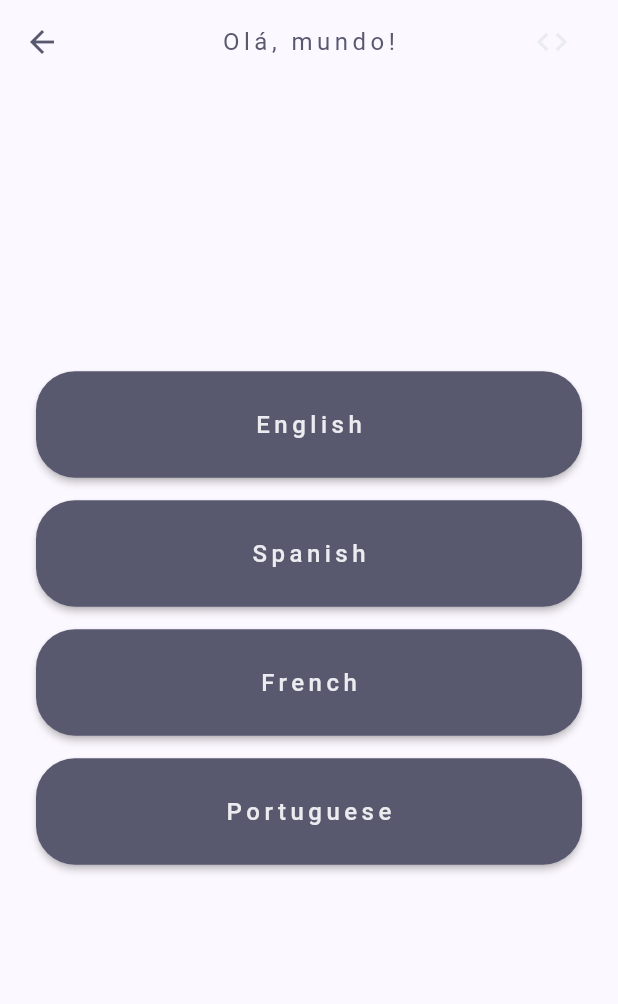
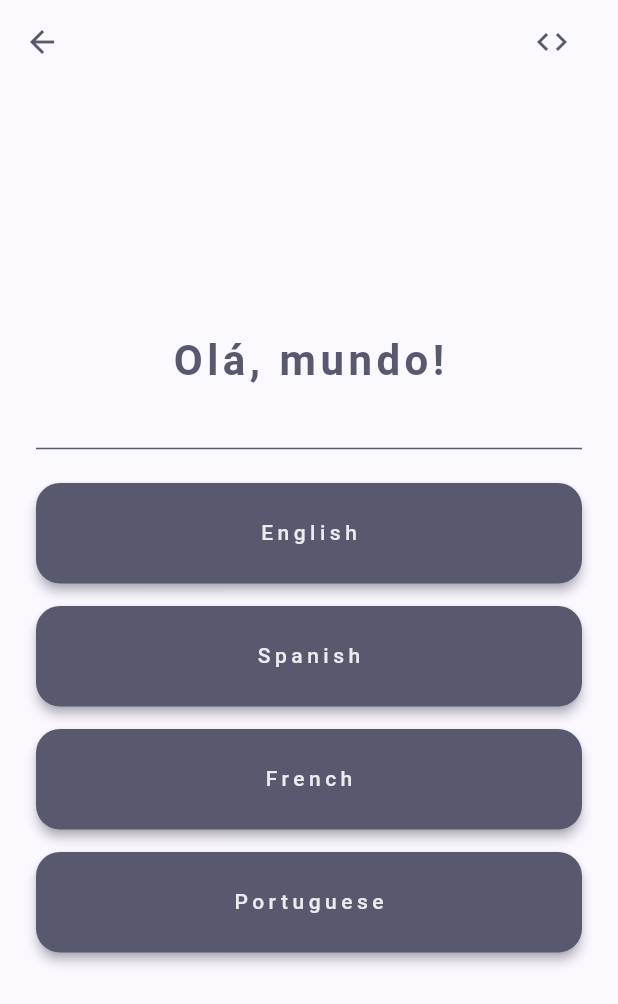
Before and after one commit to devherik/FlutterBasics101, a Flutter app: the screen it shows after launch, after a tap on "ValueNotifier Sample", on a phone screen of 412 x 824 dp. Shown: the top 1004 px of the screen. Run offline on Flutter 3.47's test engine with Material 3 defaults, Android fonts, the phone set to English and light mode, and no system bars; our stand-ins replace go_router.

Commit message:
view: theme applied to valuenotifierpage

```diff
--- a/lib/config/app_theme.dart
+++ b/lib/config/app_theme.dart
@@ -99,6 +99,7 @@ abstract class AppTheme {
           background: global.sombreGrey,
           error: global.red),
       appBarTheme: const AppBarTheme(
+        backgroundColor: Colors.transparent,
         iconTheme: IconThemeData(color: global.brightGrey),
         titleTextStyle: TextStyle(
           color: global.brightGrey,
@@ -128,12 +129,12 @@ abstract class AppTheme {
         ),
         labelMedium: TextStyle(
           fontSize: 14,
-          color: global.sombreGrey,
+          color: global.brightGrey,
           letterSpacing: 3,
         ),
         labelSmall: TextStyle(
           fontSize: 10,
-          color: global.sombreGrey,
+          color: global.brightGrey,
           letterSpacing: 3,
         ),
       ),
@@ -146,13 +147,13 @@ abstract class AppTheme {
           backgroundColor: MaterialStateProperty.resolveWith(
             (Set<MaterialState> states) {
               if (states.contains(MaterialState.hovered)) {
-                return global.naturallyCalm;
+                return global.majesticMist;
               } else {
-                return global.brightGrey;
+                return global.sombreGrey;
               }
             },
           ),
-          iconColor: MaterialStateProperty.all<Color>(global.sombreGrey),
+          iconColor: MaterialStateProperty.all<Color>(global.brightGrey),
           padding:
               MaterialStateProperty.all<EdgeInsets>(const EdgeInsets.symmetric(
             vertical: 24,
@@ -161,7 +162,7 @@ abstract class AppTheme {
           shape: MaterialStateProperty.all<RoundedRectangleBorder>(
             RoundedRectangleBorder(borderRadius: BorderRadius.circular(16)),
           ),
-          shadowColor: MaterialStateProperty.all<Color>(global.naturallyCalm),
+          shadowColor: MaterialStateProperty.all<Color>(global.sombreGrey),
           elevation:
               MaterialStateProperty.resolveWith((Set<MaterialState> states) {
             if (states.contains(MaterialState.hovered)) {
--- a/lib/pages/valuenotifier_page.dart
+++ b/lib/pages/valuenotifier_page.dart
@@ -1,7 +1,6 @@
 import 'package:basic101/controllers/valuenotifier_controller.dart';
 import 'package:flutter/material.dart';
 
-import 'package:basic101/config/app_globals.dart' as global;
 import 'package:go_router/go_router.dart';
 
 class ValuenotifierPage extends StatefulWidget {
@@ -18,14 +17,6 @@ class _ValuenotifierPageState extends State<ValuenotifierPage> {
   Widget build(BuildContext context) {
     return Scaffold(
       appBar: AppBar(
-        centerTitle: true,
-        title: ValueListenableBuilder(
-          valueListenable: controller.textShowed$,
-          builder: (context, value, child) => Text(
-            value,
-          ),
-        ),
-        backgroundColor: Colors.transparent,
         actions: <Widget>[
           MaterialButton(
             onPressed: () {
@@ -166,9 +157,11 @@ class ValuenotifierController {
             },
             shape: const CircleBorder(),
             padding: const EdgeInsets.symmetric(horizontal: 16),
+            child: IconTheme(
+              data: Theme.of(context).iconTheme,
               child: const Icon(
                 Icons.code,
-              color: global.brightGrey,
+              ),
             ),
           ),
         ],
@@ -181,67 +174,71 @@ class ValuenotifierController {
         child: Column(
           mainAxisAlignment: MainAxisAlignment.center,
           children: [
-            MaterialButton(
-              padding: const EdgeInsets.symmetric(vertical: 24, horizontal: 12),
-              minWidth: MediaQuery.of(context).size.width,
+            Padding(
+              padding: const EdgeInsets.symmetric(vertical: 34),
+              child: ValueListenableBuilder(
+                valueListenable: controller.textShowed$,
+                builder: (context, value, child) => Text(
+                  value,
+                  style: Theme.of(context).textTheme.displaySmall,
+                ),
+              ),
+            ),
+            const Divider(),
+            const SizedBox(height: 15),
+            ElevatedButtonTheme(
+              data: Theme.of(context).elevatedButtonTheme,
+              child: SizedBox(
+                width: MediaQuery.of(context).size.width,
+                child: ElevatedButton(
                   onPressed: controller.english,
-              splashColor: global.brightGrey,
-              elevation: 2,
-              color: global.sombreGrey,
-              shape: RoundedRectangleBorder(
-                  borderRadius: BorderRadius.circular(26)),
-              child: const Text(
+                  child: Text(
                     'English',
-                style: TextStyle(
-                    color: global.brightGrey, letterSpacing: 3, fontSize: 16),
+                    style: Theme.of(context).textTheme.labelMedium,
+                  ),
+                ),
               ),
             ),
             const SizedBox(height: 15),
-            MaterialButton(
-              padding: const EdgeInsets.symmetric(vertical: 24, horizontal: 12),
-              minWidth: MediaQuery.of(context).size.width,
+            ElevatedButtonTheme(
+              data: Theme.of(context).elevatedButtonTheme,
+              child: SizedBox(
+                width: MediaQuery.of(context).size.width,
+                child: ElevatedButton(
                   onPressed: controller.spanish,
-              splashColor: global.brightGrey,
-              elevation: 2,
-              color: global.sombreGrey,
-              shape: RoundedRectangleBorder(
-                  borderRadius: BorderRadius.circular(26)),
-              child: const Text(
+                  child: Text(
                     'Spanish',
-                style: TextStyle(
-                    color: global.brightGrey, letterSpacing: 3, fontSize: 16),
+                    style: Theme.of(context).textTheme.labelMedium,
+                  ),
+                ),
               ),
             ),
             const SizedBox(height: 15),
-            MaterialButton(
-              padding: const EdgeInsets.symmetric(vertical: 24, horizontal: 12),
-              minWidth: MediaQuery.of(context).size.width,
+            ElevatedButtonTheme(
+              data: Theme.of(context).elevatedButtonTheme,
+              child: SizedBox(
+                width: MediaQuery.of(context).size.width,
+                child: ElevatedButton(
                   onPressed: controller.french,
-              splashColor: global.brightGrey,
-              elevation: 2,
-              color: global.sombreGrey,
-              shape: RoundedRectangleBorder(
-                  borderRadius: BorderRadius.circular(26)),
-              child: const Text(
+                  child: Text(
                     'French',
-                style: TextStyle(
-                    color: global.brightGrey, letterSpacing: 3, fontSize: 16),
+                    style: Theme.of(context).textTheme.labelMedium,
+                  ),
+                ),
               ),
             ),
             const SizedBox(height: 15),
-            MaterialButton(
-              padding: const EdgeInsets.symmetric(vertical: 24, horizontal: 12),
-              minWidth: MediaQuery.of(context).size.width,
+            ElevatedButtonTheme(
+              data: Theme.of(context).elevatedButtonTheme,
+              child: SizedBox(
+                width: MediaQuery.of(context).size.width,
+                child: ElevatedButton(
                   onPressed: controller.portuguese,
-              splashColor: global.brightGrey,
-              elevation: 2,
-              color: global.sombreGrey,
-              shape: RoundedRectangleBorder(
-                  borderRadius: BorderRadius.circular(26)),
-              child: const Text(
+                  child: Text(
                     'Portuguese',
-                style: TextStyle(
-                    color: global.brightGrey, letterSpacing: 3, fontSize: 16),
+                    style: Theme.of(context).textTheme.labelMedium,
+                  ),
+                ),
               ),
             ),
           ],
```
Lines whose indentation alone changed are shown as unchanged.
